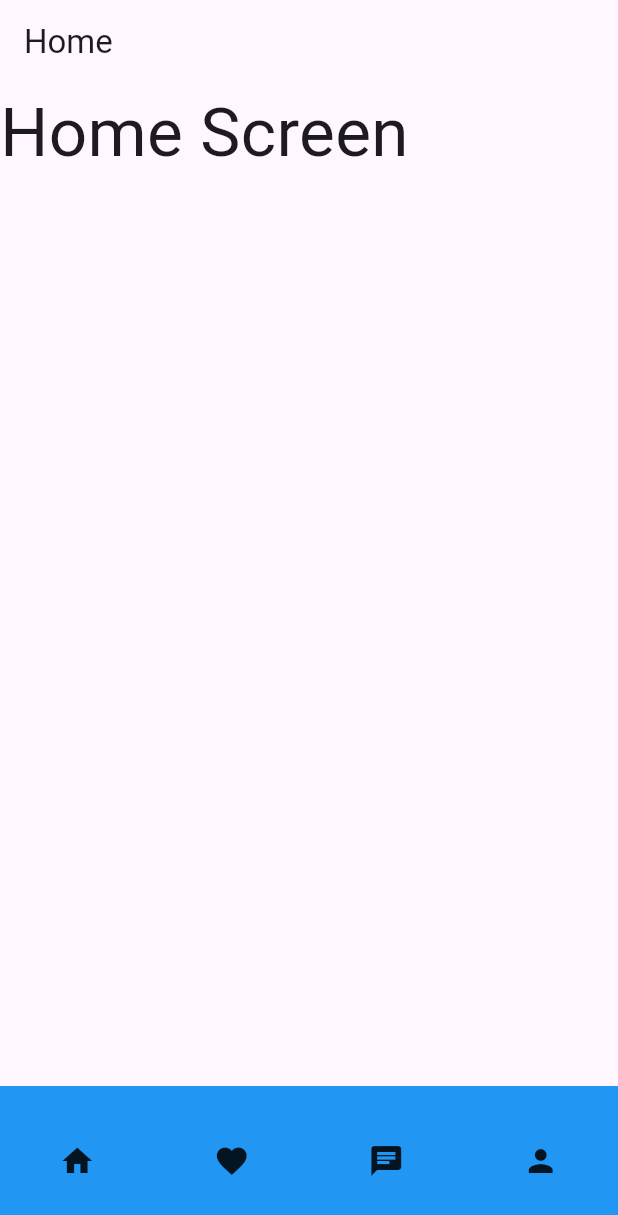
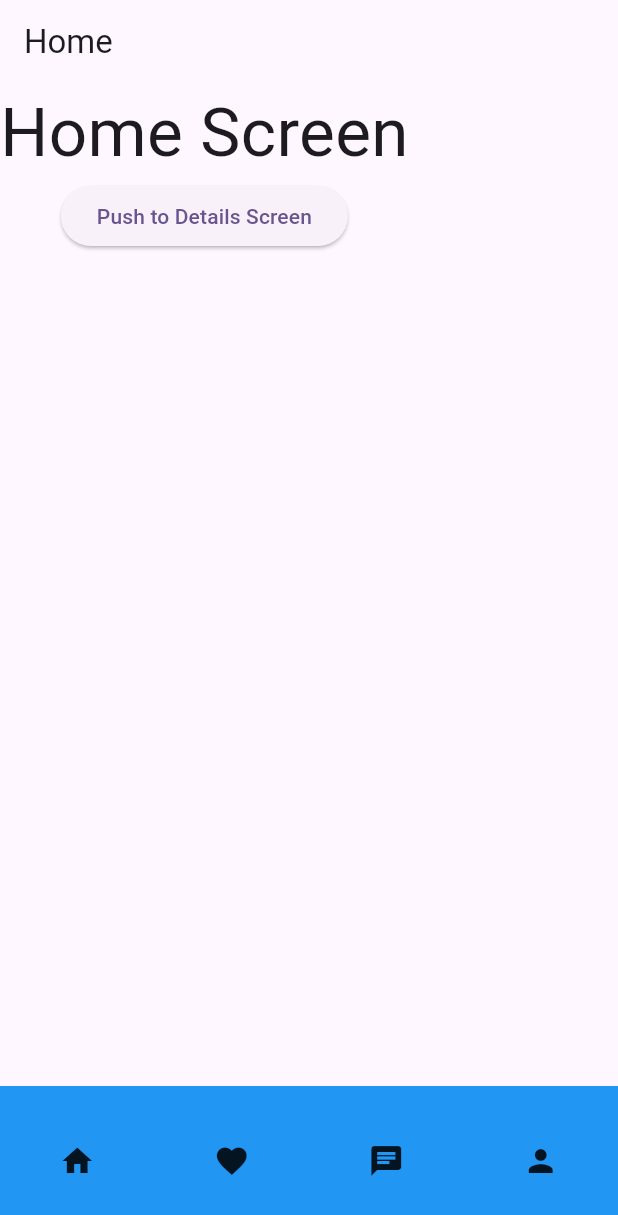
Before and after one commit to NumanAhmad1/GoRouter-with-nested-navigation-and-bottom-bar, a Flutter app: the screen it shows after launch, on a phone screen of 412 x 824 dp. Shown: the top 1215 px of the screen. Run offline on Flutter 3.47's test engine with Material 3 defaults, Android fonts, the phone set to English and light mode, and no system bars; our stand-ins replace go_router.

Commit message:
adding details screen

```diff
--- a/lib/screens/home.dart
+++ b/lib/screens/home.dart
@@ -1,4 +1,7 @@
 import 'package:flutter/material.dart';
+import 'package:go_router/go_router.dart';
+import 'package:go_router_navigation/routes/routes.dart';
+import 'package:go_router_navigation/screens/profile.dart';
 
 class Home extends StatelessWidget {
   const Home({super.key});
@@ -9,13 +12,19 @@ class Home extends StatelessWidget {
       appBar: AppBar(
         title: const Text("Home"),
       ),
-      body: const Column(
+      body: Column(
         children: [
-          Text(
+          const Text(
             "Home Screen",
             style: TextStyle(
               fontSize: 45,
             ),
+          ),
+          ElevatedButton(
+            onPressed: () {
+              context.push("/details");
+            },
+            child: const Text("Push to Details Screen"),
           ),
         ],
       ),
--- a/lib/screens/profile.dart
+++ b/lib/screens/profile.dart
@@ -24,7 +24,7 @@ class Profile extends StatelessWidget {
               context.pushNamed('editProfile');
               // context.goNamed('editProfile');
             },
-            child: const Text('Edit Profile'),
+            child: const Text('Go to Edit Profile'),
           ),
         ],
       ),
```
